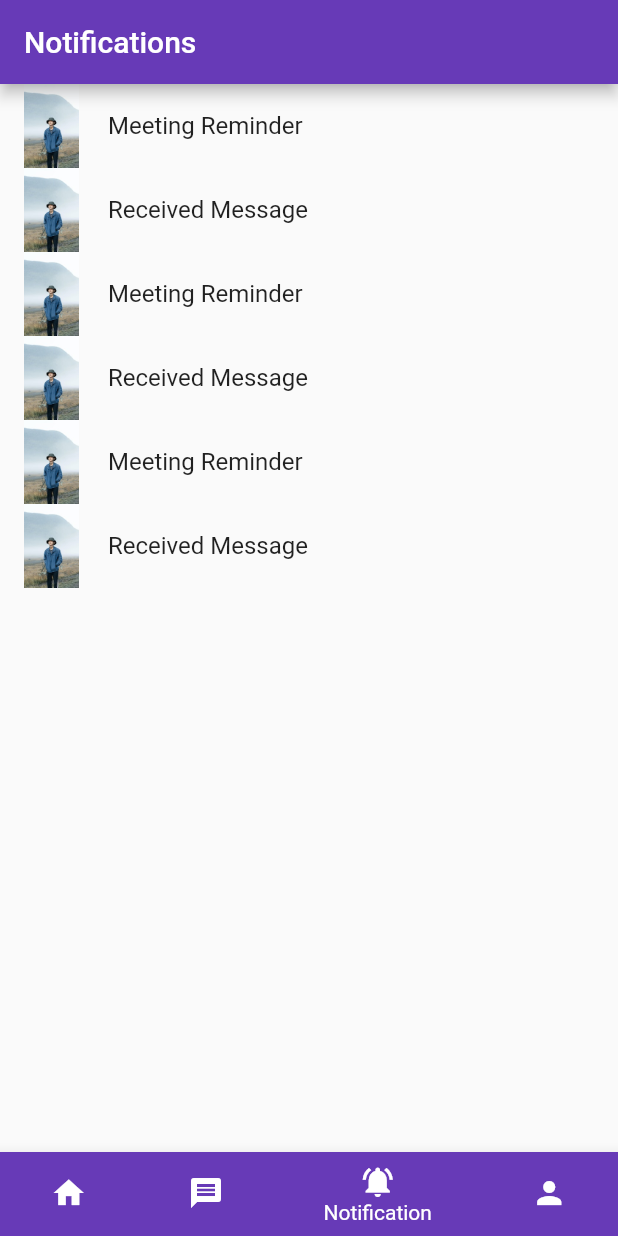
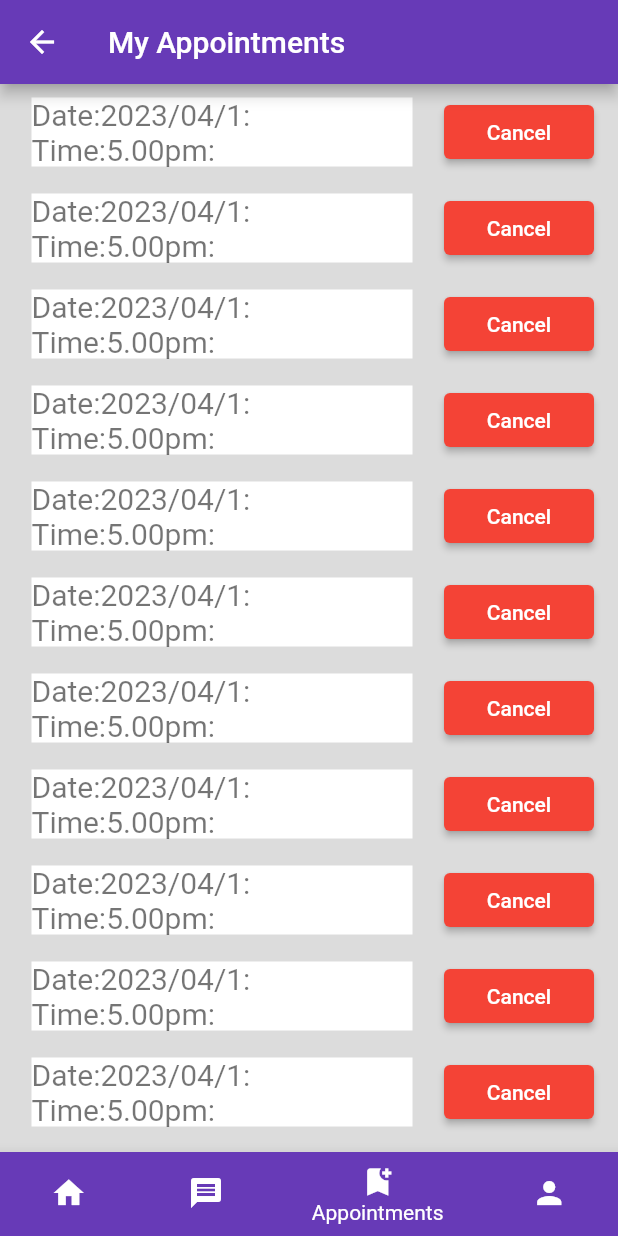
Before and after one commit to HasalaDissanayake/UOC-e-Counselor, a Flutter app: the CounselorList screen opened directly, item 3 of the bottom bar chosen, on a phone screen of 412 x 824 dp. Run offline on Flutter 3.47's test engine with Material 2 defaults, Android fonts, the phone set to English and light mode, and no system bars; our stand-ins replace firebase_core; accounts and stored records are empty.

Commit message:
added other uis

```diff
--- a/lib/main.dart
+++ b/lib/main.dart
@@ -1,8 +1,12 @@
+import 'package:firebase_core/firebase_core.dart';
 import 'package:flutter/material.dart';
 import 'package:uoc_counselor/screens/home.dart';
 
 
-void main() {
+Future main() async{
+  WidgetsFlutterBinding.ensureInitialized();
+  await Firebase.initializeApp();
+
   runApp(MyApp());
 }
 
--- a/lib/screens/counselorList.dart
+++ b/lib/screens/counselorList.dart
@@ -1,6 +1,6 @@
 import 'package:flutter/material.dart';
+import 'package:uoc_counselor/screens/studentAppoinments.dart';
 import 'package:uoc_counselor/screens/studentmessages.dart';
-import 'package:uoc_counselor/screens/studentnotifications.dart';
 import 'package:uoc_counselor/screens/oneCounselor.dart';
 import 'package:uoc_counselor/screens/profileStudent.dart';
 import 'package:uoc_counselor/screens/searchcounselor.dart';
@@ -44,7 +44,7 @@ class _CounselorListState extends State<CounselorList> {
   final List<Widget> _children = [
     StudentHome(),
     StudentMessages(),
-    StudentNotifications(),
+    CounselorAppointment(),
     ProfileStudent(),
   ];
 
@@ -108,8 +108,8 @@ class _CounselorListState extends State<CounselorList> {
           ),
           BottomNavigationBarItem(
             backgroundColor: Colors.deepPurple,
-            icon: Icon(Icons.notifications_active),
-            label: 'Notification',
+            icon: Icon(Icons.bookmark_add),
+            label: 'Appointments',
           ),
           BottomNavigationBarItem(
             backgroundColor: Colors.deepPurple,
@@ -130,7 +130,7 @@ class _CounselorListState extends State<CounselorList> {
         );
       } else if (index == 2) {
         Navigator.of(context).push(
-          MaterialPageRoute(builder: (context) => StudentNotifications()),
+          MaterialPageRoute(builder: (context) => CounselorAppointment()),
         );
       } else if (index == 3) {
         Navigator.of(context).push(
--- a/lib/screens/oneCounselor.dart
+++ b/lib/screens/oneCounselor.dart
@@ -1,5 +1,6 @@
 import 'package:flutter/material.dart';
 import 'package:uoc_counselor/screens/counselorList.dart';
+import 'package:uoc_counselor/screens/studentBook.dart';
 import 'package:uoc_counselor/screens/studentmessages.dart';
 import 'package:uoc_counselor/screens/studentnotifications.dart';
 import 'package:uoc_counselor/screens/profileStudent.dart';
@@ -125,7 +126,7 @@ class _CounselorViewState extends State<CounselorView> {
                       onPressed: () {
                         Navigator.of(context).push(MaterialPageRoute(
                           builder: (context) {
-                            return StudentHome();
+                            return BookCounselor();
                           },
                         ));
                       },
--- a/lib/screens/profileStudent.dart
+++ b/lib/screens/profileStudent.dart
@@ -1,6 +1,6 @@
 import 'package:flutter/material.dart';
+import 'package:uoc_counselor/screens/studentAppoinments.dart';
 import 'package:uoc_counselor/screens/studentmessages.dart';
-import 'package:uoc_counselor/screens/studentnotifications.dart';
 import 'package:uoc_counselor/screens/signin.dart';
 import 'package:uoc_counselor/screens/studentHome.dart';
 
@@ -19,7 +19,7 @@ class _ProfileStudentState extends State<ProfileStudent> {
   final List<Widget> _children = [
     StudentHome(),
     StudentMessages(),
-    StudentNotifications(),
+    CounselorAppointment(),
     ProfileStudent(),
   ];
 
@@ -174,8 +174,8 @@ class _ProfileStudentState extends State<ProfileStudent> {
           ),
           BottomNavigationBarItem(
             backgroundColor: Colors.deepPurple,
-            icon: Icon(Icons.notifications_active),
-            label: 'Notification',
+            icon: Icon(Icons.bookmark_add),
+            label: 'Appointments',
           ),
           BottomNavigationBarItem(
             backgroundColor: Colors.deepPurple,
@@ -196,7 +196,7 @@ class _ProfileStudentState extends State<ProfileStudent> {
         );
       } else if (index == 2) {
         Navigator.of(context).push(
-          MaterialPageRoute(builder: (context) => StudentNotifications()),
+          MaterialPageRoute(builder: (context) => CounselorAppointment()),
         );
       } else if (index == 1) {
         Navigator.of(context).push(
--- /dev/null
+++ b/lib/screens/studentAppoinments.dart
@@ -0,0 +1,146 @@
+import 'package:flutter/material.dart';
+import 'package:uoc_counselor/screens/profileStudent.dart';
+import 'package:uoc_counselor/screens/studentHome.dart';
+import 'package:uoc_counselor/screens/studentmessages.dart';
+
+class CounselorAppointment extends StatefulWidget {
+  const CounselorAppointment({Key? key}) : super(key: key);
+
+  @override
+  State<CounselorAppointment> createState() => _CounselorAppointmentState();
+}
+
+class _CounselorAppointmentState extends State<CounselorAppointment> {
+
+  int _currentIndex = 2;
+
+  final List<Widget> _children = [
+    StudentHome(),
+    StudentMessages(),
+    CounselorAppointment(),
+    ProfileStudent(),
+  ];
+
+  @override
+  Widget build(BuildContext context) {
+    return Scaffold(
+      appBar: AppBar(
+        backgroundColor: Colors.deepPurple,
+        title: Text('My Appointments'),
+        leading: IconButton(
+          icon: Icon(Icons.arrow_back),
+          onPressed: () {
+
+          },
+        ),
+      ),
+      body: Container(
+          width: double.infinity,
+          color: Colors.black12,
+          child: ListView.builder(
+            itemCount: 20,
+            itemBuilder: (BuildContext context, int index) {
+              return ListTile(
+                  subtitle: Padding(
+                    padding: EdgeInsets.all(5.00),
+                    child: Container(
+                      color: Colors.white,
+                      child: Column(
+                        crossAxisAlignment: CrossAxisAlignment.start,
+                        children: [
+                          Row(
+                            children: [
+                              Text('Date:',style: TextStyle(
+                                fontSize: 20.0,
+                              ),
+                              ),
+                              Text('2023/04/1:',style: TextStyle(
+                                fontSize: 20.0,
+                              ),
+                              ),
+                            ],
+
+                          ),
+                          Row(
+                            children: [
+                              Text('Time:',style: TextStyle(
+                                fontSize: 20.0,
+                              ),
+                              ),
+                              Text('5.00pm:',style: TextStyle(
+                                fontSize: 20.0,
+                              ),
+                              ),
+                            ],
+                          )
+
+
+                        ],
+                      ),
+                    ),
+                  ),
+                  trailing: SizedBox(
+                    width: 100.0,
+                    child: ElevatedButton(
+                      onPressed: (){
+
+                      },
+                      child: Text('Cancel'),
+                      style: ElevatedButton.styleFrom(
+                        primary: Colors.red, // Set background color
+                      ),
+
+                    ),
+                  )
+              );
+            },
+          )
+      ),
+      bottomNavigationBar: BottomNavigationBar(
+        currentIndex: _currentIndex,
+        onTap: Tapped,
+        items: [
+          BottomNavigationBarItem(
+            backgroundColor: Colors.deepPurple,
+            icon: Icon(Icons.home),
+            label: 'Home',
+          ),
+          BottomNavigationBarItem(
+            backgroundColor: Colors.deepPurple,
+            icon: Icon(Icons.message),
+            label: 'Messages',
+          ),
+          BottomNavigationBarItem(
+            backgroundColor: Colors.deepPurple,
+            icon: Icon(Icons.bookmark_add),
+            label: 'Appointments',
+          ),
+          BottomNavigationBarItem(
+            backgroundColor: Colors.deepPurple,
+            icon: Icon(Icons.person),
+            label: 'Profile',
+          ),
+        ],
+      ),
+    );
+  }
+  void Tapped(int index) {
+    setState(() {
+      _currentIndex = index;
+
+    });
+    if (index == 1) {
+      Navigator.of(context).push(
+        MaterialPageRoute(builder: (context) => StudentMessages()),
+      );
+    } else if (index == 0) {
+      Navigator.of(context).push(
+        MaterialPageRoute(builder: (context) => StudentHome()),
+      );
+    } else if (index == 3) {
+      Navigator.of(context).push(
+        MaterialPageRoute(builder: (context) => ProfileStudent()),
+      );
+    }
+  }
+}
--- a/lib/screens/studentHome.dart
+++ b/lib/screens/studentHome.dart
@@ -1,5 +1,6 @@
 import 'package:flutter/material.dart';
 import 'package:uoc_counselor/screens/counselorList.dart';
+import 'package:uoc_counselor/screens/studentAppoinments.dart';
 import 'package:uoc_counselor/screens/studentmessages.dart';
 import 'package:uoc_counselor/screens/studentnotifications.dart';
 import 'package:uoc_counselor/screens/oneCounselor.dart';
@@ -45,6 +46,14 @@ class _StudentHomeState extends State<StudentHome> {
             onPressed: () {
               Navigator.of(context).push(
                 MaterialPageRoute(builder: (context) => Search()),
+              );
+            },
+          ),
+          IconButton(
+            icon: Icon(Icons.notifications),
+            onPressed: () {
+              Navigator.of(context).push(
+                MaterialPageRoute(builder: (context) => StudentNotifications()),
               );
             },
           ),
@@ -147,8 +156,8 @@ class _StudentHomeState extends State<StudentHome> {
           ),
           BottomNavigationBarItem(
             backgroundColor: Colors.deepPurple,
-            icon: Icon(Icons.notifications_active),
-            label: 'Notification',
+            icon: Icon(Icons.bookmark_add),
+            label: 'Appointments',
           ),
           BottomNavigationBarItem(
             backgroundColor: Colors.deepPurple,
@@ -170,7 +179,7 @@ class _StudentHomeState extends State<StudentHome> {
       );
     } else if (index == 2) {
       Navigator.of(context).push(
-        MaterialPageRoute(builder: (context) => StudentNotifications()),
+        MaterialPageRoute(builder: (context) => CounselorAppointment()),
       );
     } else if (index == 3) {
       Navigator.of(context).push(
--- a/lib/screens/studentmessages.dart
+++ b/lib/screens/studentmessages.dart
@@ -1,6 +1,6 @@
 import 'package:flutter/material.dart';
+import 'package:uoc_counselor/screens/studentAppoinments.dart';
 import 'package:uoc_counselor/screens/studentMessageOne.dart';
-import 'package:uoc_counselor/screens/studentnotifications.dart';
 import 'package:uoc_counselor/screens/profileStudent.dart';
 import 'package:uoc_counselor/screens/searchcounselor.dart';
 import 'package:uoc_counselor/screens/studentHome.dart';
@@ -36,7 +36,7 @@ class _StudentMessagesState extends State<StudentMessages> {
   final List<Widget> _children = [
     StudentHome(),
     StudentMessages(),
-    StudentNotifications(),
+    CounselorAppointment(),
     ProfileStudent(),
   ];
 
@@ -101,8 +101,8 @@ class _StudentMessagesState extends State<StudentMessages> {
           ),
           BottomNavigationBarItem(
             backgroundColor: Colors.deepPurple,
-            icon: Icon(Icons.notifications_active),
-            label: 'Notification',
+            icon: Icon(Icons.bookmark_add),
+            label: 'Appointments',
           ),
           BottomNavigationBarItem(
             backgroundColor: Colors.deepPurple,
@@ -123,7 +123,7 @@ class _StudentMessagesState extends State<StudentMessages> {
         );
       } else if (index == 2) {
         Navigator.of(context).push(
-          MaterialPageRoute(builder: (context) => StudentNotifications()),
+          MaterialPageRoute(builder: (context) => CounselorAppointment()),
         );
       } else if (index == 3) {
         Navigator.of(context).push(
--- a/lib/screens/studentnotifications.dart
+++ b/lib/screens/studentnotifications.dart
@@ -1,4 +1,5 @@
 import 'package:flutter/material.dart';
+import 'package:uoc_counselor/screens/studentAppoinments.dart';
 import 'package:uoc_counselor/screens/studentmessages.dart';
 import 'package:uoc_counselor/screens/profileStudent.dart';
 import 'package:uoc_counselor/screens/studentHome.dart';
@@ -21,7 +22,7 @@ class _StudentNotificationsState extends State<StudentNotifications> {
     'Received Message',
   ];
 
-  int _currentIndex = 2;
+  int _currentIndex = 0;
 
   final List<Widget> _children = [
     StudentHome(),
@@ -34,7 +35,6 @@ class _StudentNotificationsState extends State<StudentNotifications> {
   Widget build(BuildContext context) {
     return Scaffold(
       appBar: AppBar(
-        automaticallyImplyLeading: false,
         title: Text('Notifications'),
         backgroundColor: Colors.deepPurple,
       ) ,
@@ -78,8 +78,8 @@ class _StudentNotificationsState extends State<StudentNotifications> {
           ),
           BottomNavigationBarItem(
             backgroundColor: Colors.deepPurple,
-            icon: Icon(Icons.notifications_active),
-            label: 'Notification',
+            icon: Icon(Icons.bookmark_add),
+            label: 'Appointments',
           ),
           BottomNavigationBarItem(
             backgroundColor: Colors.deepPurple,
@@ -94,9 +94,9 @@ class _StudentNotificationsState extends State<StudentNotifications> {
     setState(() {
       _currentIndex = index;
 
-      if (index == 0) {
+      if (index == 2) {
         Navigator.of(context).push(
-          MaterialPageRoute(builder: (context) => StudentHome()),
+          MaterialPageRoute(builder: (context) => CounselorAppointment()),
         );
       } else if (index == 1) {
         Navigator.of(context).push(
--- a/pubspec.yaml
+++ b/pubspec.yaml
@@ -35,6 +35,9 @@ dependencies:
   # The following adds the Cupertino Icons font to your application.
   # Use with the CupertinoIcons class for iOS style icons.
   cupertino_icons: ^1.0.2
+
+  # Firebase DB
+  cloud_firestore: ^4.4.3
 
 dev_dependencies:
   flutter_test:
```
Also changed, not shown: lib/screens/signin.dart (+6 -10 lines), lib/screens/signup.dart (+16 -7 lines), lib/screens/studentBook.dart (added, +81 -0 lines), pubspec.lock, 3 other files.
